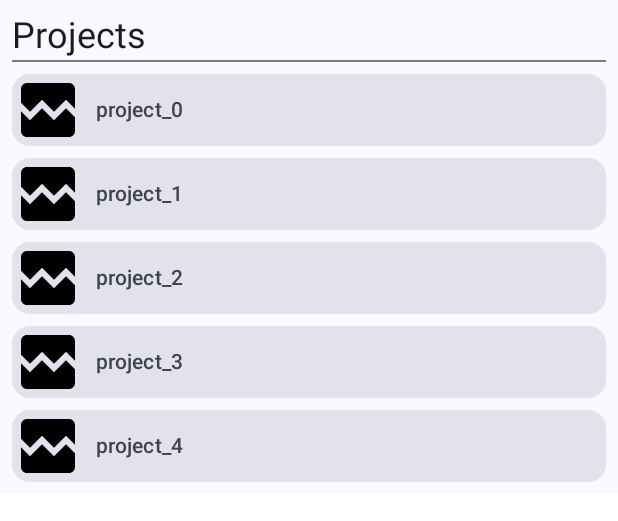
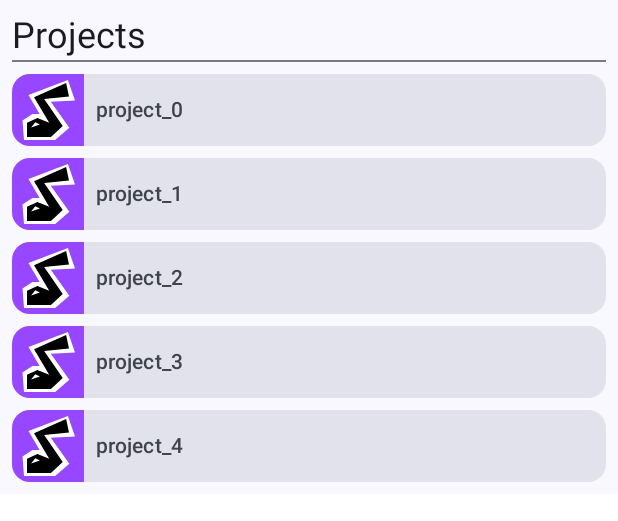
Before and after one commit to FunnyPaper/SIMME, an Android app built with Jetpack Compose: the @Preview function ProjectListPreview, on a phone screen of 412 x 824 dp. Shown: the top 521 px of the screen. Run offline under Robolectric (Android 15) with nearby library versions, the light colour scheme and no system bars; our stand-ins replace Dagger/Hilt's generated code.

Commit message:
Added local drawables.

```diff
--- a/app/src/main/java/com/funnypaper/simme/MainActivity.kt
+++ b/app/src/main/java/com/funnypaper/simme/MainActivity.kt
@@ -7,6 +7,7 @@ import androidx.compose.material3.MaterialTheme
 import androidx.compose.material3.Surface
 import androidx.compose.material3.windowsizeclass.ExperimentalMaterial3WindowSizeClassApi
 import androidx.compose.material3.windowsizeclass.calculateWindowSizeClass
+import androidx.compose.ui.platform.LocalContext
 import com.funnypaper.simme.ui.screens.projectlist.ProjectListScreen
 import com.funnypaper.simme.ui.theme.SIMMETheme
 import dagger.hilt.android.AndroidEntryPoint
--- a/app/src/main/java/com/funnypaper/simme/ui/screens/projectlist/ProjectList.kt
+++ b/app/src/main/java/com/funnypaper/simme/ui/screens/projectlist/ProjectList.kt
@@ -24,6 +24,7 @@ import androidx.compose.runtime.Composable
 import androidx.compose.runtime.getValue
 import androidx.compose.runtime.mutableStateOf
 import androidx.compose.runtime.remember
+import androidx.compose.runtime.saveable.rememberSaveable
 import androidx.compose.runtime.setValue
 import androidx.compose.ui.Modifier
 import androidx.compose.ui.res.dimensionResource
@@ -35,9 +36,10 @@ import com.funnypaper.simme.ui.theme.SIMMETheme
 
 @Composable
 fun ProjectList(
+    selectedItem: ProjectItemUIState?,
     items: List<ProjectItemUIState>,
     modifier: Modifier = Modifier,
-    onListItemClick: (Int) -> Unit = {},
+    onListItemClick: (ProjectItemUIState) -> Unit = {},
 ) {
     LazyColumn(
         verticalArrangement = Arrangement.spacedBy(
@@ -63,6 +65,7 @@ fun ProjectList(
             ) {
                 ProjectListItem(
                     item = it,
+                    selected = selectedItem == it,
                     onListItemClick = onListItemClick
                 )
             }
@@ -88,16 +91,12 @@ fun ProjectListTopBar(
 @Preview(device = "id:pixel_5")
 @Composable
 fun ProjectListPreview() {
-    var selected by remember {
-        mutableStateOf<Int?>(null)
-    }
-
     SIMMETheme {
         Surface {
             ProjectList(
-                onListItemClick = { selected = it },
+                selectedItem = null,
                 items = List(5) {
-                    ProjectItemUIState(it, Uri.EMPTY, "project_$it", selected == it)
+                    ProjectItemUIState(it, Uri.EMPTY, "project_$it")
                 }
             )
         }
--- a/app/src/main/java/com/funnypaper/simme/ui/screens/projectlist/ProjectListItem.kt
+++ b/app/src/main/java/com/funnypaper/simme/ui/screens/projectlist/ProjectListItem.kt
@@ -3,38 +3,19 @@ package com.funnypaper.simme.ui.screens.projectlist
 import android.net.Uri
 import androidx.compose.animation.animateColor
 import androidx.compose.animation.core.EaseInOutCubic
-import androidx.compose.animation.core.EaseOutElastic
-import androidx.compose.animation.core.TweenSpec
 import androidx.compose.animation.core.animateDp
-import androidx.compose.animation.core.animateDpAsState
-import androidx.compose.animation.core.animateFloatAsState
 import androidx.compose.animation.core.tween
 import androidx.compose.animation.core.updateTransition
-import androidx.compose.animation.fadeIn
-import androidx.compose.animation.fadeOut
-import androidx.compose.animation.scaleIn
-import androidx.compose.animation.slideIn
 import androidx.compose.foundation.BorderStroke
-import androidx.compose.foundation.border
 import androidx.compose.foundation.layout.Arrangement
 import androidx.compose.foundation.layout.Row
 import androidx.compose.foundation.layout.aspectRatio
 import androidx.compose.foundation.layout.fillMaxHeight
 import androidx.compose.foundation.layout.height
-import androidx.compose.foundation.layout.padding
-import androidx.compose.foundation.shape.RoundedCornerShape
-import androidx.compose.material.icons.Icons
-import androidx.compose.material.icons.filled.BrokenImage
-import androidx.compose.material.icons.filled.DeleteForever
-import androidx.compose.material.icons.filled.Pending
-import androidx.compose.material.icons.filled.Upload
 import androidx.compose.material3.Card
 import androidx.compose.material3.CardDefaults
 import androidx.compose.material3.ExperimentalMaterial3Api
-import androidx.compose.material3.Icon
-import androidx.compose.material3.IconButton
 import androidx.compose.material3.MaterialTheme
-import androidx.compose.material3.OutlinedButton
 import androidx.compose.material3.Surface
 import androidx.compose.material3.Text
 import androidx.compose.runtime.Composable
@@ -44,23 +25,19 @@ import androidx.compose.runtime.remember
 import androidx.compose.runtime.setValue
 import androidx.compose.ui.Alignment
 import androidx.compose.ui.Modifier
-import androidx.compose.ui.composed
-import androidx.compose.ui.draw.drawWithCache
-import androidx.compose.ui.geometry.Offset
-import androidx.compose.ui.graphics.Color
-import androidx.compose.ui.graphics.vector.rememberVectorPainter
 import androidx.compose.ui.layout.ContentScale
 import androidx.compose.ui.platform.LocalContext
 import androidx.compose.ui.res.dimensionResource
+import androidx.compose.ui.res.painterResource
 import androidx.compose.ui.res.stringResource
 import androidx.compose.ui.text.style.TextOverflow
 import androidx.compose.ui.tooling.preview.Preview
-import androidx.compose.ui.unit.Dp
 import androidx.compose.ui.unit.dp
 import coil.compose.AsyncImage
 import coil.request.ImageRequest
 import com.funnypaper.simme.R
 import com.funnypaper.simme.ui.theme.SIMMETheme
+import com.funnypaper.simme.ui.theme.drawable
 
 private object AnimationLabels {
     const val CARD = "outline animation"
@@ -73,45 +50,46 @@ private object AnimationLabels {
 @Composable
 fun ProjectListItem(
     item: ProjectItemUIState,
-    onListItemClick: (Int) -> Unit,
+    selected: Boolean,
+    onListItemClick: (ProjectItemUIState) -> Unit,
     modifier: Modifier = Modifier,
 ) {
     val transition = updateTransition(
         label = AnimationLabels.CARD,
-        targetState = item.selected
+        targetState = selected
     )
 
     val outlineWidthTransition by transition.animateDp(
         label = AnimationLabels.OUTLINE,
         transitionSpec = { tween(1000, easing = EaseInOutCubic) },
         targetValueByState = {
-            if(it) 2.dp else 0.dp
+            if (it) 2.dp else 0.dp
         }
     )
 
-    val containerColorTransition by transition.animateColor (
+    val containerColorTransition by transition.animateColor(
         label = AnimationLabels.CONTAINER_COLOR,
         transitionSpec = { tween(1000, easing = EaseInOutCubic) },
         targetValueByState = {
-            if(it) MaterialTheme.colorScheme.primaryContainer else MaterialTheme.colorScheme.surfaceVariant
+            if (it) MaterialTheme.colorScheme.primaryContainer else MaterialTheme.colorScheme.surfaceVariant
         }
     )
 
-    val contentColorTransition by transition.animateColor (
+    val contentColorTransition by transition.animateColor(
         label = AnimationLabels.CONTENT_COLOR,
         transitionSpec = { tween(1000, easing = EaseInOutCubic) },
         targetValueByState = {
-            if(it) MaterialTheme.colorScheme.onPrimaryContainer else MaterialTheme.colorScheme.onSurfaceVariant
+            if (it) MaterialTheme.colorScheme.onPrimaryContainer else MaterialTheme.colorScheme.onSurfaceVariant
         }
     )
 
     Card(
-        onClick = { onListItemClick(item.id) },
+        onClick = { onListItemClick(item) },
         colors = CardDefaults.cardColors(
             containerColor = containerColorTransition,
             contentColor = contentColorTransition
         ),
-        border = if(outlineWidthTransition > 0.dp)
+        border = if (outlineWidthTransition > 0.dp)
             BorderStroke(outlineWidthTransition, MaterialTheme.colorScheme.primary)
         else
             null,
@@ -128,17 +106,16 @@ fun ProjectListItem(
                 verticalAlignment = Alignment.CenterVertically,
                 modifier = Modifier.weight(1f)
             ) {
-                val pendingPainter = rememberVectorPainter(image = Icons.Filled.Pending)
-                val errorPainter = rememberVectorPainter(image = Icons.Filled.BrokenImage)
                 AsyncImage(
                     model = ImageRequest.Builder(LocalContext.current)
-                        .data(item.thumbnailUri)
+                        .data(item.thumbnailUri.takeUnless { it == Uri.EMPTY }
+                            ?: MaterialTheme.drawable.defaultProjectThumbnail)
                         .crossfade(true)
                         .build(),
                     contentDescription = stringResource(id = R.string.project_image),
                     contentScale = ContentScale.Crop,
-                    placeholder = pendingPainter,
-                    error = errorPainter,
+                    placeholder = painterResource(id = MaterialTheme.drawable.loading),
+                    error = painterResource(id = MaterialTheme.drawable.error),
                     modifier = Modifier
                         .fillMaxHeight()
                         .aspectRatio(1f)
@@ -169,9 +146,9 @@ fun ProjectListItemPreview() {
                 item = ProjectItemUIState(
                     id = 0,
                     thumbnailUri = Uri.EMPTY,
-                    title = "project_title",
-                    selected = selected
+                    title = "project_title"
                 ),
+                selected = selected,
                 onListItemClick = { selected = !selected }
             )
         }
--- a/app/src/main/java/com/funnypaper/simme/ui/screens/projectlist/ProjectListViewModel.kt
+++ b/app/src/main/java/com/funnypaper/simme/ui/screens/projectlist/ProjectListViewModel.kt
@@ -14,6 +14,7 @@ import com.funnypaper.simme.domain.repository.IProjectRepository
 import com.funnypaper.simme.domain.utility.SIMMEJson
 import dagger.hilt.android.lifecycle.HiltViewModel
 import dagger.hilt.android.qualifiers.ApplicationContext
+import kotlinx.coroutines.async
 import kotlinx.coroutines.flow.Flow
 import kotlinx.coroutines.flow.MutableStateFlow
 import kotlinx.coroutines.flow.SharingStarted
@@ -39,7 +40,6 @@ class ProjectListViewModel @Inject constructor(
                 id = projectEntity.id,
                 thumbnailUri = Uri.EMPTY,
                 title = projectEntity.title,
-                selected = false
             )
         }
     }.stateIn(
@@ -55,7 +55,8 @@ class ProjectListViewModel @Inject constructor(
     fun importProject(uri: Uri) {
         SIMMEJson.readFromFile<ProjectRelation>(context, uri)?.let {
             viewModelScope.launch {
-                projectRepository.importProject(it)
+                val id = projectRepository.importProject(it)
+                previewProject(id)
             }
         }
     }
@@ -132,5 +133,4 @@ data class ProjectItemUIState(
     val id: Int,
     val thumbnailUri: Uri,
     val title: String,
-    val selected: Boolean,
 )
--- /dev/null
+++ b/app/src/main/java/com/funnypaper/simme/ui/theme/Drawable.kt
@@ -0,0 +1,22 @@
+package com.funnypaper.simme.ui.theme
+
+import androidx.annotation.DrawableRes
+import androidx.compose.material3.MaterialTheme
+import androidx.compose.runtime.Composable
+import androidx.compose.runtime.ReadOnlyComposable
+import androidx.compose.runtime.compositionLocalOf
+import com.funnypaper.simme.R
+
+data class Drawable(
+    @DrawableRes val loading: Int = R.drawable.image_loading,
+    @DrawableRes val error: Int = R.drawable.image_error,
+    @DrawableRes val defaultProjectThumbnail: Int = R.drawable.default_project_icon,
+    @DrawableRes val defaultRankThumbnail: Int = R.drawable.default_rank_icon,
+)
+
+val LocalDrawable = compositionLocalOf { Drawable() }
+
+val MaterialTheme.drawable: Drawable
+    @Composable
+    @ReadOnlyComposable
+    get() = LocalDrawable.current
--- /dev/null
+++ b/app/src/main/res/drawable/default_project_icon.xml
@@ -0,0 +1,18 @@
+<vector xmlns:android="http://schemas.android.com/apk/res/android"
+    android:width="24dp"
+    android:height="24dp"
+    android:viewportWidth="24"
+    android:viewportHeight="24">
+  <path
+      android:pathData="M0,0h24v24h-24z"
+      android:fillColor="#9747FF"/>
+  <path
+      android:pathData="M18.639,2L5.5,7L9.194,13.364H6.833L3.5,15.5L4,22H14.389L19.111,17.909L12.929,9.273L21,8.818L18.639,2Z"
+      android:fillColor="#ffffff"/>
+  <path
+      android:pathData="M18.042,3L7.34,7.765L12.409,16.235L8.467,14.647L5,16.235V21H12.973L16.915,17.294L10.72,8.294L19,7.5L18.042,3Z"
+      android:fillColor="#000000"/>
+  <path
+      android:pathData="M7.759,16.066L6.361,17.823L9.307,16.855L7.759,16.066Z"
+      android:fillColor="#ffffff"/>
+</vector>
--- /dev/null
+++ b/app/src/main/res/drawable/default_rank_icon.xml
@@ -0,0 +1,20 @@
+<vector xmlns:android="http://schemas.android.com/apk/res/android"
+    android:width="24dp"
+    android:height="24dp"
+    android:viewportWidth="24"
+    android:viewportHeight="24">
+  <path
+      android:pathData="M0,0h24v24h-24z"
+      android:fillColor="#9747FF"/>
+  <path
+      android:pathData="M4.571,21.444L5.143,14.222L4,3.667L19.429,2L20,13.111L18.286,14.222L20,15.333L18.857,22H12.571V19.778H11.429L10.857,22L4.571,21.444ZM11.429,9.778V9.222L13.143,8.667V9.778H11.429Z"
+      android:fillColor="#ffffff"
+      android:fillType="evenOdd"/>
+  <path
+      android:pathData="M6.6,21V14.552L6,5.172L18,4V13.379L12.6,13.965L18,16.31V21H13.8V18.655L10.2,16.897V21H6.6ZM9.6,11.035V8.103L15,7.517V10.448L9.6,11.035Z"
+      android:fillColor="#000000"
+      android:fillType="evenOdd"/>
+  <path
+      android:pathData="M16.963,5.326L15.71,5.136L17.281,7.238L16.963,5.326Z"
+      android:fillColor="#ffffff"/>
+</vector>
--- /dev/null
+++ b/app/src/main/res/drawable/image_error.xml
@@ -0,0 +1,5 @@
+<vector android:height="24dp" android:tint="#000000"
+    android:viewportHeight="24" android:viewportWidth="24"
+    android:width="24dp" xmlns:android="http://schemas.android.com/apk/res/android">
+    <path android:fillColor="@android:color/white" android:pathData="M21,5v6.59l-3,-3.01 -4,4.01 -4,-4 -4,4 -3,-3.01L3,5c0,-1.1 0.9,-2 2,-2h14c1.1,0 2,0.9 2,2zM18,11.42l3,3.01L21,19c0,1.1 -0.9,2 -2,2L5,21c-1.1,0 -2,-0.9 -2,-2v-6.58l3,2.99 4,-4 4,4 4,-3.99z"/>
+</vector>
--- /dev/null
+++ b/app/src/main/res/drawable/image_loading.xml
@@ -0,0 +1,5 @@
+<vector android:height="24dp" android:tint="#000000"
+    android:viewportHeight="24" android:viewportWidth="24"
+    android:width="24dp" xmlns:android="http://schemas.android.com/apk/res/android">
+    <path android:fillColor="@android:color/white" android:pathData="M12,2C6.48,2 2,6.48 2,12c0,5.52 4.48,10 10,10s10,-4.48 10,-10C22,6.48 17.52,2 12,2zM7,13.5c-0.83,0 -1.5,-0.67 -1.5,-1.5c0,-0.83 0.67,-1.5 1.5,-1.5s1.5,0.67 1.5,1.5C8.5,12.83 7.83,13.5 7,13.5zM12,13.5c-0.83,0 -1.5,-0.67 -1.5,-1.5c0,-0.83 0.67,-1.5 1.5,-1.5s1.5,0.67 1.5,1.5C13.5,12.83 12.83,13.5 12,13.5zM17,13.5c-0.83,0 -1.5,-0.67 -1.5,-1.5c0,-0.83 0.67,-1.5 1.5,-1.5s1.5,0.67 1.5,1.5C18.5,12.83 17.83,13.5 17,13.5z"/>
+</vector>
--- a/app/src/main/res/values/dimens.xml
+++ b/app/src/main/res/values/dimens.xml
@@ -4,5 +4,5 @@
     <dimen name="list_item_height">48dp</dimen>
     <dimen name="card_spacing">8dp</dimen>
     <dimen name="list_item_spacing">8dp</dimen>
-    <dimen name="pane_spacing">16dp</dimen>
+    <dimen name="pane_spacing">24dp</dimen>
 </resources>
```
Also changed, not shown: app/src/main/java/com/funnypaper/simme/ui/screens/projectlist/ProjectListItemDetails.kt (+7 -6 lines), app/src/main/java/com/funnypaper/simme/ui/screens/projectlist/ProjectListScreen.kt (+7 -5 lines), app/src/main/java/com/funnypaper/simme/ui/shared/rank/Rank.kt (+5 -5 lines).
